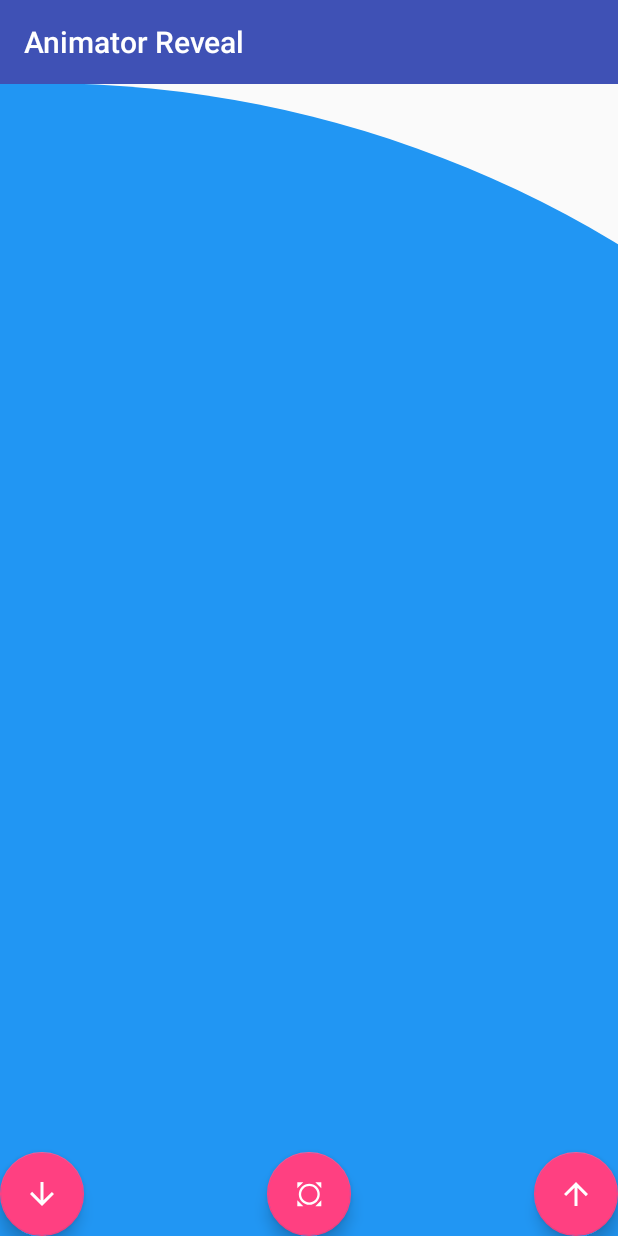
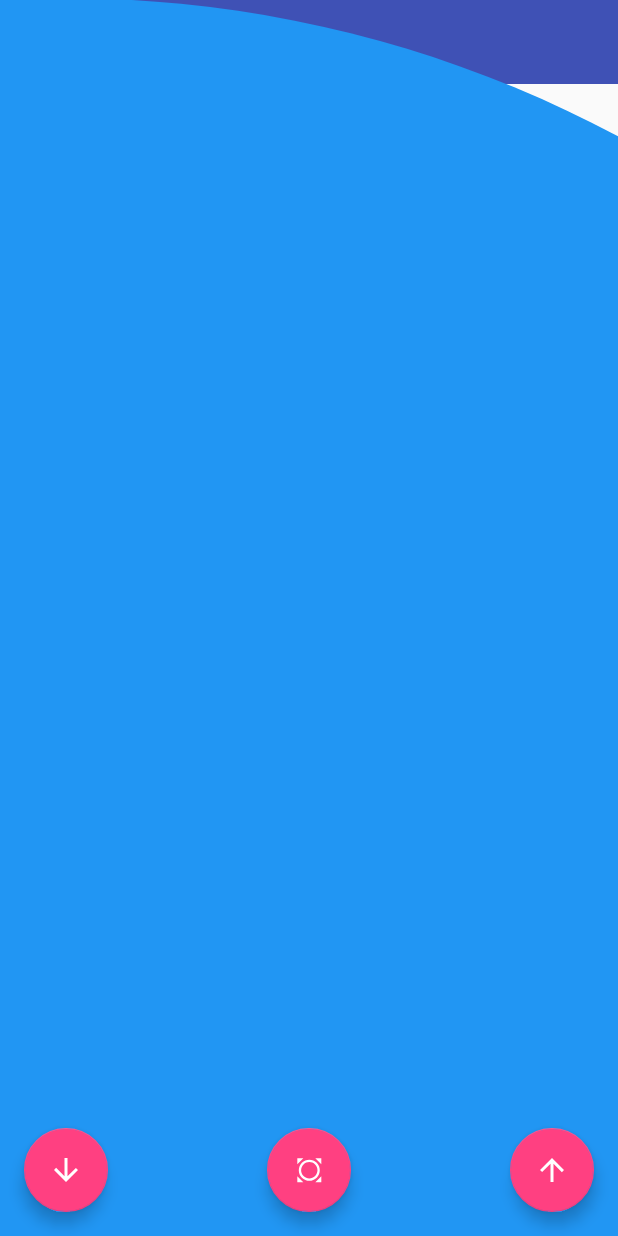
Before and after one commit to huangshouguo/MaterialDesignStudy, an Android app: the AnimatorRevealActivity screen opened directly, with no data from a screen before it, after a tap on an icon or button, on a phone screen of 412 x 824 dp. Run offline under Robolectric (Android 15) with nearby library versions, the phone set to English and light mode, and no system bars.

Commit message:
modify misc ugly animator

```diff
--- a/app/src/main/res/layout/activity_animator_home.xml
+++ b/app/src/main/res/layout/activity_animator_home.xml
@@ -5,7 +5,6 @@
     android:layout_height="match_parent"
     android:background="#fff"
     android:orientation="vertical">
-
 
     <android.support.v7.widget.Toolbar
         style="@style/ToolbarStyle"
--- a/app/src/main/res/layout/activity_animator_reveal.xml
+++ b/app/src/main/res/layout/activity_animator_reveal.xml
@@ -1,18 +1,12 @@
 <?xml version="1.0" encoding="utf-8"?>
-<LinearLayout xmlns:android="http://schemas.android.com/apk/res/android"
+<android.support.design.widget.CoordinatorLayout xmlns:android="http://schemas.android.com/apk/res/android"
     xmlns:app="http://schemas.android.com/apk/res-auto"
     android:layout_width="match_parent"
-    android:layout_height="match_parent"
-    android:orientation="vertical">
+    android:layout_height="match_parent">
 
     <android.support.v7.widget.Toolbar
         style="@style/ToolbarStyle"
         app:title="Animator Reveal" />
-
-
-    <RelativeLayout
-        android:layout_width="match_parent"
-        android:layout_height="match_parent">
 
 
     <View
@@ -22,29 +16,28 @@
         android:background="@color/color_blue"
         android:visibility="gone" />
 
-
     <android.support.design.widget.FloatingActionButton
         android:id="@+id/fab_down"
         android:layout_width="wrap_content"
         android:layout_height="wrap_content"
-            android:layout_alignParentBottom="true"
+        android:layout_gravity="bottom"
+        android:layout_margin="@dimen/default_horizontal_margin"
         android:src="@drawable/ic_arrow_downward_black_24dp" />
 
     <android.support.design.widget.FloatingActionButton
         android:id="@+id/fab_out"
         android:layout_width="wrap_content"
         android:layout_height="wrap_content"
-            android:layout_alignParentBottom="true"
-            android:layout_centerHorizontal="true"
+        android:layout_gravity="bottom|center"
+        android:layout_margin="@dimen/default_horizontal_margin"
         android:src="@drawable/ic_all_out_black_24dp" />
 
     <android.support.design.widget.FloatingActionButton
         android:id="@+id/fab_up"
         android:layout_width="wrap_content"
         android:layout_height="wrap_content"
-            android:layout_alignParentBottom="true"
-            android:layout_alignParentRight="true"
+        android:layout_gravity="bottom|end"
+        android:layout_margin="@dimen/default_horizontal_margin"
         android:src="@drawable/ic_arrow_upward_black_24dp" />
-    </RelativeLayout>
 
-</LinearLayout>
+</android.support.design.widget.CoordinatorLayout>
--- a/app/src/main/res/layout/activity_animator_share.xml
+++ b/app/src/main/res/layout/activity_animator_share.xml
@@ -17,9 +17,9 @@
         android:orientation="horizontal">
 
         <Button
-            android:layout_width="100dp"
-            android:layout_height="100dp"
+            style="@style/ButtonStyle.Circle"
             android:background="@drawable/ic_circle_green"
+            android:text="share"
             android:transitionName="@string/share_elements_name" />
 
         <TextView
--- a/app/src/main/res/values/styles.xml
+++ b/app/src/main/res/values/styles.xml
@@ -1,7 +1,7 @@
 <resources>
 
     <!-- Base application theme. -->
-    <style name="AppTheme" parent="Theme.AppCompat.Light.NoActionBar">
+    <style name="AppTheme" parent="android:Theme.Material.Light.NoActionBar">
         <!-- Customize your theme here. -->
         <item name="colorPrimary">@color/colorPrimary</item>
         <item name="colorPrimaryDark">@color/colorPrimaryDark</item>
@@ -13,6 +13,8 @@
         <item name="android:windowBackground">@android:color/transparent</item>
         <item name="android:colorBackgroundCacheHint">@null</item>
         <item name="android:windowIsTranslucent">true</item>
+        <item name="android:windowAllowEnterTransitionOverlap">false</item>
+        <item name="android:windowAllowReturnTransitionOverlap">false</item>
     </style>
 
     <style name="AppTheme.CustomAnimator" parent="AppTheme">
```
Lines whose indentation alone changed are shown as unchanged.
